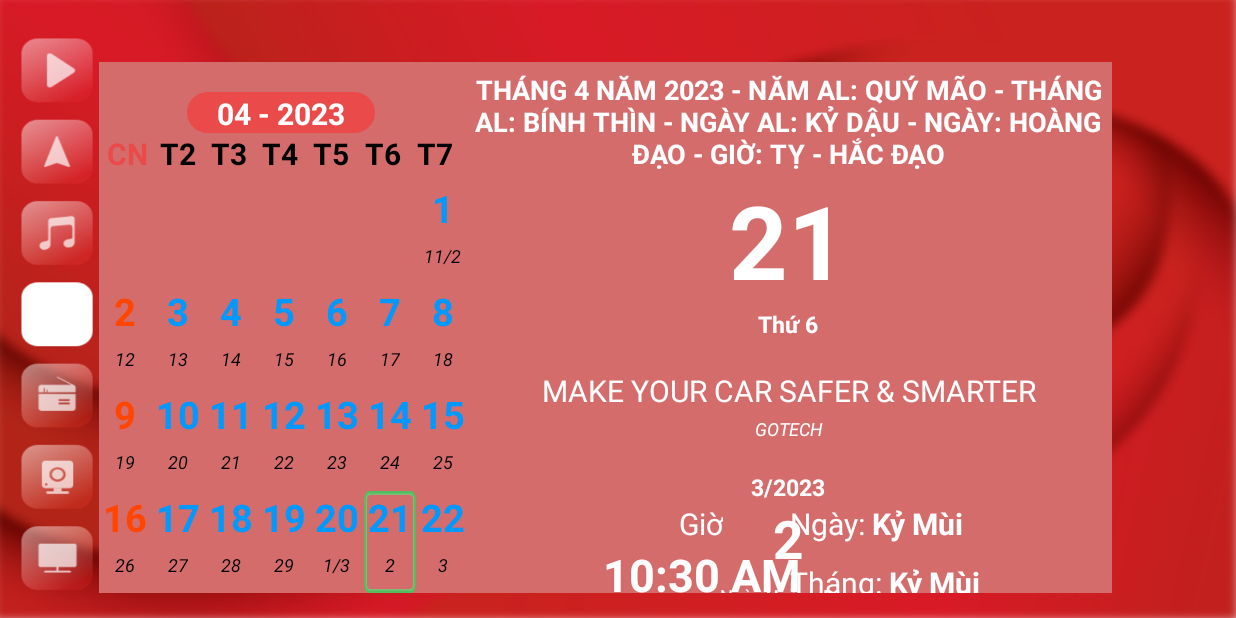
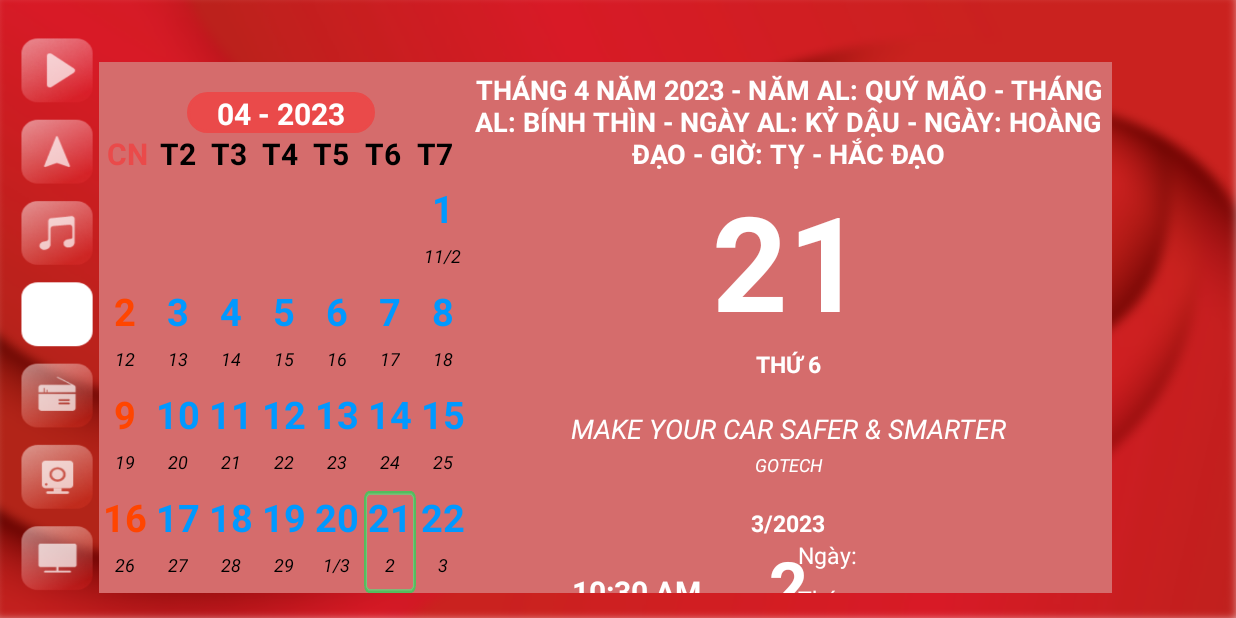
Before and after one commit to anhhv29/lunar-calendar, an Android app: the screen it shows after launch (MainActivity), on a phone screen of 824 x 412 dp (held sideways). Run offline under Robolectric (Android 15) with nearby library versions, the phone set to English and light mode, and no system bars; network calls fail; 5 statements that could not run were skipped.

Commit message:
Update UI

```diff
--- a/app/src/main/res/layout/calender_layout.xml
+++ b/app/src/main/res/layout/calender_layout.xml
@@ -192,7 +192,7 @@
                         android:gravity="center"
                         android:textAllCaps="true"
                         android:textColor="@color/white"
-                        android:textSize="68dp"
+                        android:textSize="88dp"
                         android:textStyle="bold"
                         app:layout_constraintTop_toBottomOf="@+id/tvMonth"
                         tools:text="1" />
@@ -202,6 +202,7 @@
                         android:layout_width="match_parent"
                         android:layout_height="wrap_content"
                         android:gravity="center"
+                        android:textAllCaps="true"
                         android:textColor="@color/white"
                         android:textSize="15dp"
                         android:textStyle="bold"
@@ -218,7 +219,8 @@
                         android:layout_marginRight="30dp"
                         android:gravity="center"
                         android:textColor="@color/white"
-                        android:textSize="20dp"
+                        android:textSize="18dp"
+                        android:textStyle="italic"
                         app:layout_constraintTop_toBottomOf="@+id/tvWeekdays"
                         tools:text="Biết người, biết ta,trăm trận trăm thắng" />
 
@@ -244,7 +246,7 @@
                         android:textSize="15dp"
                         android:textStyle="bold"
                         app:layout_constraintTop_toBottomOf="@+id/tvAuthor"
-                        tools:text="Tháng 12 năm Nhâm Dần" />
+                        tools:text="Tháng 12 năm 2022 Âm Lịch" />
 
                     <TextView
                         android:id="@+id/tvLunarDay"
@@ -253,7 +255,7 @@
                         android:gravity="center"
                         android:textAllCaps="true"
                         android:textColor="@color/white"
-                        android:textSize="35dp"
+                        android:textSize="45dp"
                         android:textStyle="bold"
                         app:layout_constraintTop_toBottomOf="@+id/tvLunarMonth"
                         tools:text="10" />
@@ -262,30 +264,26 @@
                         android:id="@+id/tvLunarHour"
                         android:layout_width="wrap_content"
                         android:layout_height="wrap_content"
-                        android:layout_centerVertical="true"
                         android:layout_marginStart="100dp"
-                        android:text="Giờ"
                         android:textColor="@color/white"
-                        android:textSize="20dp"
+                        android:textSize="15dp"
                         app:layout_constraintEnd_toStartOf="@+id/guideline6"
                         app:layout_constraintStart_toStartOf="parent"
-                        app:layout_constraintTop_toBottomOf="@+id/tvLunarMonth" />
+                        app:layout_constraintTop_toBottomOf="@+id/tvLunarMonth"
+                        tools:text="Giờ Tý" />
 
                     <TextClock
                         android:id="@+id/tvHour"
                         android:layout_width="wrap_content"
                         android:layout_height="wrap_content"
-                        android:layout_centerHorizontal="true"
-                        android:fontFamily="sans-serif"
                         android:format24Hour="hh:mm"
                         android:textAllCaps="true"
                         android:textColor="@color/white"
-                        android:textSize="30dp"
-                        android:textStyle="normal|bold"
+                        android:textSize="20dp"
+                        android:textStyle="bold"
                         app:layout_constraintEnd_toEndOf="@+id/tvLunarHour"
-                        app:layout_constraintStart_toStartOf="@+id/tvLunarHour"
                         app:layout_constraintTop_toBottomOf="@+id/tvLunarHour"
-                        tools:text="08:30" />
+                        tools:text="23:30" />
 
                     <TextView
                         android:id="@+id/vDay"
@@ -295,32 +293,31 @@
                         android:layout_marginEnd="160dp"
                         android:text="Ngày: "
                         android:textColor="@color/white"
-                        android:textSize="20dp"
+                        android:textSize="15dp"
                         app:layout_constraintEnd_toEndOf="parent"
+                        app:layout_constraintStart_toStartOf="@+id/guideline6"
                         app:layout_constraintTop_toTopOf="@+id/tvLunarHour" />
 
                     <TextView
                         android:id="@+id/tvLunerDay1"
                         android:layout_width="wrap_content"
                         android:layout_height="wrap_content"
-                        android:layout_centerVertical="true"
-                        android:text="Kỷ Mùi"
                         android:textColor="@color/white"
-                        android:textSize="20dp"
+                        android:textSize="15dp"
                         android:textStyle="bold"
                         app:layout_constraintBottom_toBottomOf="@+id/vDay"
                         app:layout_constraintStart_toEndOf="@+id/vDay"
-                        app:layout_constraintTop_toTopOf="@+id/vDay" />
+                        app:layout_constraintTop_toTopOf="@+id/vDay"
+                        tools:text="Kỷ Mùi" />
 
                     <TextView
                         android:id="@+id/vMonth"
                         android:layout_width="wrap_content"
                         android:layout_height="wrap_content"
-                        android:layout_centerVertical="true"
-                        android:layout_marginTop="12dp"
+                        android:layout_marginTop="8dp"
                         android:text="Tháng: "
                         android:textColor="@color/white"
-                        android:textSize="20dp"
+                        android:textSize="15dp"
                         app:layout_constraintStart_toStartOf="@+id/vDay"
                         app:layout_constraintTop_toBottomOf="@+id/vDay" />
 
@@ -328,24 +325,22 @@
                         android:id="@+id/tvLunerMonth1"
                         android:layout_width="wrap_content"
                         android:layout_height="wrap_content"
-                        android:layout_centerVertical="true"
-                        android:text="Kỷ Mùi"
                         android:textColor="@color/white"
-                        android:textSize="20dp"
+                        android:textSize="15dp"
                         android:textStyle="bold"
                         app:layout_constraintBottom_toBottomOf="@+id/vMonth"
                         app:layout_constraintStart_toEndOf="@+id/vMonth"
-                        app:layout_constraintTop_toTopOf="@+id/vMonth" />
+                        app:layout_constraintTop_toTopOf="@+id/vMonth"
+                        tools:text="Quý Sửu" />
 
                     <TextView
                         android:id="@+id/vYear"
                         android:layout_width="wrap_content"
                         android:layout_height="wrap_content"
-                        android:layout_centerVertical="true"
-                        android:layout_marginTop="32dp"
+                        android:layout_marginTop="8dp"
                         android:text="Năm: "
                         android:textColor="@color/white"
-                        android:textSize="20dp"
+                        android:textSize="15dp"
                         app:layout_constraintStart_toStartOf="@+id/vMonth"
                         app:layout_constraintTop_toBottomOf="@+id/vMonth" />
 
@@ -353,14 +348,13 @@
                         android:id="@+id/tvLunerYear1"
                         android:layout_width="wrap_content"
                         android:layout_height="wrap_content"
-                        android:layout_centerVertical="true"
-                        android:text="Kỷ Mùi"
                         android:textColor="@color/white"
-                        android:textSize="20dp"
+                        android:textSize="15dp"
                         android:textStyle="bold"
                         app:layout_constraintBottom_toBottomOf="@+id/vYear"
                         app:layout_constraintStart_toEndOf="@+id/vYear"
-                        app:layout_constraintTop_toTopOf="@+id/vYear" />
+                        app:layout_constraintTop_toTopOf="@+id/vYear"
+                        tools:text="Nhâm Dần" />
 
                     <LinearLayout
                         android:id="@+id/linearLayout"
@@ -376,7 +370,7 @@
                             android:layout_height="wrap_content"
                             android:text="Ngày "
                             android:textColor="@color/white"
-                            android:textSize="12dp"
+                            android:textSize="15dp"
                             app:layout_constraintStart_toStartOf="parent"
                             app:layout_constraintTop_toBottomOf="@+id/tvLunarDay" />
 
@@ -385,9 +379,9 @@
                             android:layout_width="wrap_content"
                             android:layout_height="wrap_content"
                             android:layout_centerVertical="true"
-                            android:text="Hoàng Đạo"
+                            android:text="Hắc Đạo"
                             android:textColor="@color/white"
-                            android:textSize="12dp"
+                            android:textSize="15dp"
                             android:textStyle="bold" />
                     </LinearLayout>
 
@@ -396,87 +390,93 @@
                         android:layout_width="match_parent"
                         android:layout_height="wrap_content"
                         android:layout_centerHorizontal="true"
-                        android:layout_marginTop="164dp"
-                        android:fontFamily="sans-serif"
-                        android:text="Giờ Hoàng Đạo"
-                        android:textAlignment="center"
-                        android:textAllCaps="true"
+                        android:layout_marginTop="30dp"
+                        android:gravity="center"
+                        android:text="Giờ Hoàng Đạo:"
                         android:textColor="@color/white"
-                        android:textSize="30dp"
-                        android:textStyle="normal|bold"
-                        app:layout_constraintTop_toBottomOf="@+id/linearLayout"
-                        tools:layout_editor_absoluteX="0dp" />
+                        android:textSize="15dp"
+                        android:textStyle="bold"
+                        app:layout_constraintTop_toBottomOf="@+id/linearLayout" />
 
                     <LinearLayout
-                        android:id="@+id/linearLayout1"
-                        android:layout_width="wrap_content"
+                        android:layout_width="match_parent"
                         android:layout_height="wrap_content"
-                        android:orientation="vertical"
-                        app:layout_constraintBottom_toBottomOf="parent"
+                        android:layout_marginTop="6dp"
+                        android:gravity="center"
                         app:layout_constraintEnd_toEndOf="parent"
                         app:layout_constraintStart_toStartOf="parent"
                         app:layout_constraintTop_toBottomOf="@+id/vDay2">
 
                         <LinearLayout
-                            android:layout_width="match_parent"
-                            android:layout_height="50dp">
+                            android:layout_width="wrap_content"
+                            android:layout_height="wrap_content"
+                            android:gravity="center"
+                            android:orientation="vertical">
 
                             <TextView
                                 android:layout_width="wrap_content"
                                 android:layout_height="match_parent"
                                 android:gravity="center"
-                                android:text="Tý (23h - 1h)"
                                 android:textColor="@color/white"
-                                android:textSize="20dp" />
-
-                            <TextView
-                                android:layout_width="wrap_content"
-                                android:layout_height="match_parent"
-                                android:layout_marginLeft="10dp"
-                                android:layout_marginRight="10dp"
-                                android:gravity="center"
-                                android:text="Tý (23h - 1h)"
-                                android:textColor="@color/white"
-                                android:textSize="20dp" />
+                                android:textSize="15dp"
+                                tools:text="Dần (3h - 5h)" />
 
                             <TextView
                                 android:layout_width="wrap_content"
                                 android:layout_height="match_parent"
                                 android:gravity="center"
-                                android:text="Tý (23h - 1h)"
                                 android:textColor="@color/white"
-                                android:textSize="20dp" />
+                                android:textSize="15dp"
+                                tools:text="Thân (15h - 17h)" />
+
                         </LinearLayout>
 
                         <LinearLayout
-                            android:layout_width="match_parent"
-                            android:layout_height="50dp">
+                            android:layout_width="wrap_content"
+                            android:layout_height="wrap_content"
+                            android:layout_marginLeft="10dp"
+                            android:layout_marginRight="10dp"
+                            android:gravity="center"
+                            android:orientation="vertical">
 
                             <TextView
                                 android:layout_width="wrap_content"
                                 android:layout_height="match_parent"
                                 android:gravity="center"
-                                android:text="Tý (23h - 1h)"
                                 android:textColor="@color/white"
-                                android:textSize="20dp" />
-
-                            <TextView
-                                android:layout_width="wrap_content"
-                                android:layout_height="match_parent"
-                                android:layout_marginLeft="10dp"
-                                android:layout_marginRight="10dp"
-                                android:gravity="center"
-                                android:text="Tý (23h - 1h)"
-                                android:textColor="@color/white"
-                                android:textSize="20dp" />
+                                android:textSize="15dp"
+                                tools:text="Mão (5h - 7h)" />
 
                             <TextView
                                 android:layout_width="wrap_content"
                                 android:layout_height="match_parent"
                                 android:gravity="center"
-                                android:text="Tý (23h - 1h)"
+                                android:text="Tuất (19h - 21h)"
                                 android:textColor="@color/white"
-                                android:textSize="20dp" />
+                                android:textSize="15dp" />
+                        </LinearLayout>
+
+                        <LinearLayout
+                            android:layout_width="wrap_content"
+                            android:layout_height="wrap_content"
+                            android:gravity="center"
+                            android:orientation="vertical">
+
+                            <TextView
+                                android:layout_width="wrap_content"
+                                android:layout_height="match_parent"
+                                android:gravity="center"
+                                android:textColor="@color/white"
+                                android:textSize="15dp"
+                                tools:text="Tỵ (9h - 11h)" />
+
+                            <TextView
+                                android:layout_width="wrap_content"
+                                android:layout_height="match_parent"
+                                android:gravity="center"
+                                android:text="Hợi (21h - 23h)"
+                                android:textColor="@color/white"
+                                android:textSize="15dp" />
                         </LinearLayout>
                     </LinearLayout>
 
```
